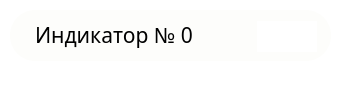
This is stage/UI/UI_Module/indicatorwidget.ui in zerotonyq/MTCOLD as Qt 5 draws it before an edit. The edited form follows.
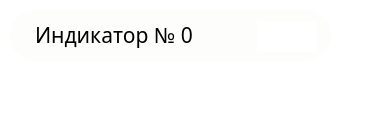
This is the edited form. Icons and pictures are not drawn.

```diff
--- a/stage/UI/UI_Module/indicatorwidget.ui
+++ b/stage/UI/UI_Module/indicatorwidget.ui
@@ -6,8 +6,8 @@
    <rect>
     <x>0</x>
     <y>0</y>
-    <width>345</width>
-    <height>89</height>
+    <width>369</width>
+    <height>114</height>
    </rect>
   </property>
   <property name="windowTitle">
```
